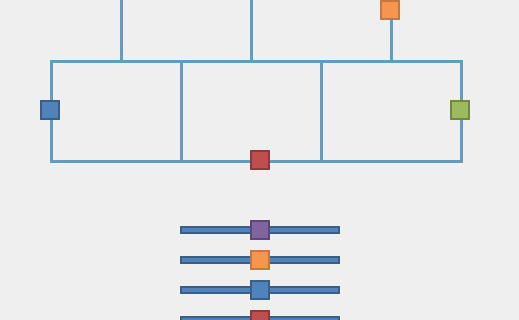
Old version of the form mainwindow.ui in the repository lucas-morais27/Projeto-dos-Trens; both pictures show x 0 to 519 and y 90 to 410 of the 519 by 496 pixel window.
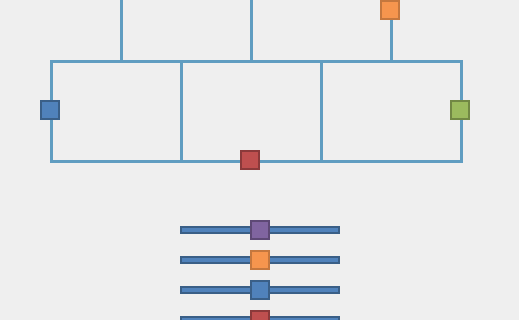
New version of the form.

Patch:
```diff
--- a/mainwindow.ui
+++ b/mainwindow.ui
@@ -987,7 +987,7 @@
    <widget class="QLabel" name="trem4">
     <property name="geometry">
      <rect>
-      <x>250</x>
+      <x>240</x>
       <y>240</y>
       <width>20</width>
       <height>20</height>
```
